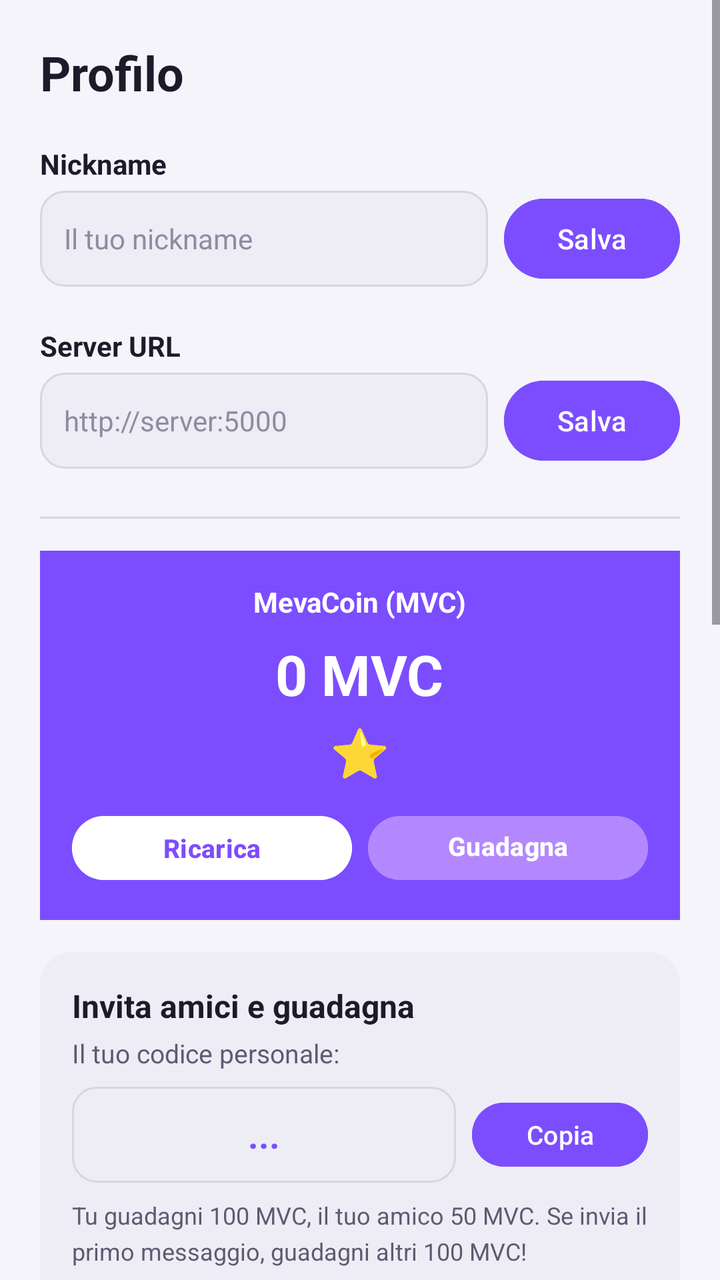
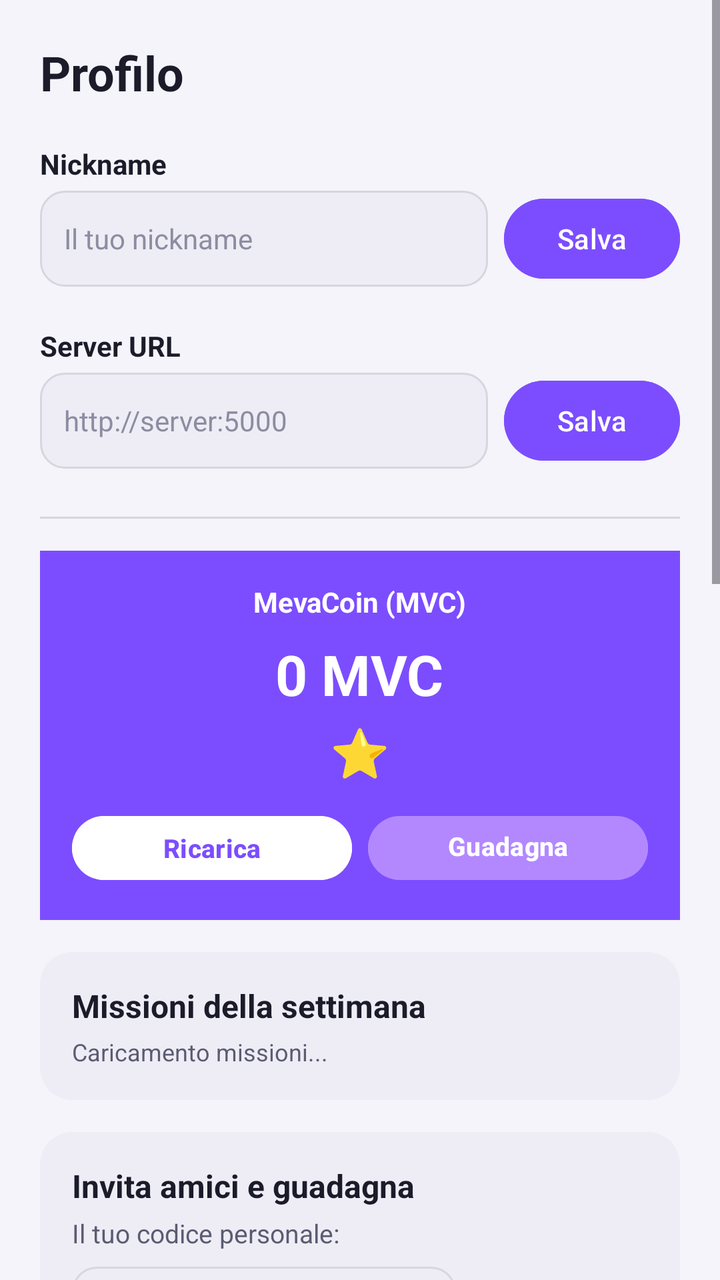

Two renders of the same Android screen: before a commit and after it. Below are the layout's source before the change and the commit's diff.
<!-- AndroidManifest.xml: application theme AppTheme -->
<!-- res/layout/fragment_profile.xml -->
<?xml version="1.0" encoding="utf-8"?>
<ScrollView xmlns:android="http://schemas.android.com/apk/res/android"
    android:layout_width="match_parent"
    android:layout_height="match_parent"
    android:background="@color/background"
    android:fillViewport="true">

    <LinearLayout
        android:layout_width="match_parent"
        android:layout_height="wrap_content"
        android:orientation="vertical"
        android:padding="20dp">

        <TextView
            android:layout_width="wrap_content"
            android:layout_height="wrap_content"
            android:text="Profilo"
            android:textColor="@color/on_surface"
            android:textSize="24sp"
            android:textStyle="bold" />

        
        <TextView
            android:id="@+id/prof_preferiti_title"
            android:layout_width="wrap_content"
            android:layout_height="wrap_content"
            android:layout_marginTop="16dp"
            android:text="I tuoi Preferiti"
            android:textColor="@color/primary"
            android:textSize="16sp"
            android:textStyle="bold"
            android:visibility="gone" />

        <androidx.recyclerview.widget.RecyclerView
            android:id="@+id/prof_preferiti_recycler"
            android:layout_width="match_parent"
            android:layout_height="wrap_content"
            android:layout_marginTop="4dp"
            android:clipToPadding="false"
            android:nestedScrollingEnabled="false"
            android:orientation="horizontal"
            android:paddingHorizontal="4dp"
            android:paddingBottom="4dp"
            android:visibility="gone" />

        
        <TextView
            android:id="@+id/prof_perte_title"
            android:layout_width="wrap_content"
            android:layout_height="wrap_content"
            android:layout_marginTop="12dp"
            android:text="Per Te"
            android:textColor="@color/primary"
            android:textSize="16sp"
            android:textStyle="bold"
            android:visibility="gone" />

        <androidx.recyclerview.widget.RecyclerView
            android:id="@+id/prof_perte_recycler"
            android:layout_width="match_parent"
            android:layout_height="wrap_content"
            android:layout_marginTop="4dp"
            android:clipToPadding="false"
            android:nestedScrollingEnabled="false"
            android:orientation="horizontal"
            android:paddingHorizontal="4dp"
            android:paddingBottom="4dp"
            android:visibility="gone" />

        
        <TextView
            android:layout_width="wrap_content"
            android:layout_height="wrap_content"
            android:layout_marginTop="20dp"
            android:text="Nickname"
            android:textColor="@color/on_surface"
            android:textSize="14sp"
            android:textStyle="bold" />

        <LinearLayout
            android:layout_width="match_parent"
            android:layout_height="wrap_content"
            android:layout_marginTop="4dp"
            android:orientation="horizontal">

            <com.google.android.material.textfield.TextInputEditText
                android:id="@+id/field_nickname"
                android:layout_width="0dp"
                android:layout_height="48dp"
                android:layout_weight="1"
                android:background="@drawable/edittext_bg"
                android:hint="Il tuo nickname"
                android:padding="12dp"
                android:textColor="@color/on_surface"
                android:textColorHint="@color/on_surface_dim"
                android:textSize="14sp" />

            <com.google.android.material.button.MaterialButton
                android:id="@+id/btn_save_nickname"
                android:layout_width="wrap_content"
                android:layout_height="48dp"
                android:layout_marginStart="8dp"
                android:backgroundTint="@color/primary"
                android:text="Salva"
                android:textColor="@color/on_primary"
                android:textSize="14sp" />

        </LinearLayout>

        <TextView
            android:id="@+id/nickname_status"
            android:layout_width="wrap_content"
            android:layout_height="wrap_content"
            android:layout_marginTop="4dp"
            android:textColor="@color/on_surface_variant"
            android:textSize="12sp"
            android:visibility="gone" />

        
        <TextView
            android:layout_width="wrap_content"
            android:layout_height="wrap_content"
            android:layout_marginTop="20dp"
            android:text="Server URL"
            android:textColor="@color/on_surface"
            android:textSize="14sp"
            android:textStyle="bold" />

        <LinearLayout
            android:layout_width="match_parent"
            android:layout_height="wrap_content"
            android:layout_marginTop="4dp"
            android:orientation="horizontal">

            <com.google.android.material.textfield.TextInputEditText
                android:id="@+id/field_server_url"
                android:layout_width="0dp"
                android:layout_height="48dp"
                android:layout_weight="1"
                android:background="@drawable/edittext_bg"
                android:hint="http://server:5000"
                android:inputType="textUri"
                android:padding="12dp"
                android:textColor="@color/on_surface"
                android:textColorHint="@color/on_surface_dim"
                android:textSize="14sp" />

            <com.google.android.material.button.MaterialButton
                android:id="@+id/btn_save_server"
                android:layout_width="wrap_content"
                android:layout_height="48dp"
                android:layout_marginStart="8dp"
                android:backgroundTint="@color/primary"
                android:text="Salva"
                android:textColor="@color/on_primary"
                android:textSize="14sp" />

        </LinearLayout>

        <TextView
            android:id="@+id/server_status"
            android:layout_width="wrap_content"
            android:layout_height="wrap_content"
            android:layout_marginTop="4dp"
            android:textColor="@color/on_surface_variant"
            android:textSize="12sp"
            android:visibility="gone" />

        <View
            android:layout_width="match_parent"
            android:layout_height="1dp"
            android:layout_marginTop="24dp"
            android:background="@color/outline" />

        
        <LinearLayout
            android:layout_width="match_parent"
            android:layout_height="wrap_content"
            android:layout_marginTop="16dp"
            android:orientation="vertical"
            android:padding="16dp"
            android:background="@color/primary"
            android:gravity="center_horizontal">

            <TextView
                android:layout_width="wrap_content"
                android:layout_height="wrap_content"
                android:text="MevaCoin (MVC)"
                android:textColor="@color/on_primary"
                android:textSize="14sp"
                android:textStyle="bold" />

            <TextView
                android:id="@+id/mevacoins_balance_text"
                android:layout_width="wrap_content"
                android:layout_height="wrap_content"
                android:layout_marginTop="8dp"
                android:text="0 MVC"
                android:textColor="@color/on_primary"
                android:textSize="28sp"
                android:textStyle="bold" />

            <TextView
                android:layout_width="wrap_content"
                android:layout_height="wrap_content"
                android:text="⭐"
                android:textSize="24sp"
                android:layout_marginTop="4dp" />

            <LinearLayout
                android:layout_width="match_parent"
                android:layout_height="wrap_content"
                android:layout_marginTop="12dp"
                android:orientation="horizontal"
                android:gravity="center">

                <com.google.android.material.button.MaterialButton
                    android:id="@+id/btn_ricarica"
                    android:layout_width="0dp"
                    android:layout_height="40dp"
                    android:layout_weight="1"
                    android:layout_marginEnd="4dp"
                    android:backgroundTint="@color/on_primary"
                    android:text="Ricarica"
                    android:textColor="@color/primary"
                    android:textSize="13sp"
                    android:textStyle="bold" />

                <com.google.android.material.button.MaterialButton
                    android:id="@+id/btn_guadagna"
                    android:layout_width="0dp"
                    android:layout_height="40dp"
                    android:layout_weight="1"
                    android:layout_marginStart="4dp"
                    android:backgroundTint="@color/primary_light"
                    android:text="Guadagna MVC"
                    android:textColor="@color/on_primary"
                    android:textSize="13sp"
                    android:textStyle="bold" />

            </LinearLayout>

        </LinearLayout>

        
        <LinearLayout
            android:layout_width="match_parent"
            android:layout_height="wrap_content"
            android:layout_marginTop="16dp"
            android:orientation="vertical"
            android:padding="16dp"
            android:background="@drawable/card_bg">

            <TextView
                android:layout_width="wrap_content"
                android:layout_height="wrap_content"
                android:text="Invita amici e guadagna"
                android:textColor="@color/on_surface"
                android:textSize="16sp"
                android:textStyle="bold" />

            <TextView
                android:layout_width="wrap_content"
                android:layout_height="wrap_content"
                android:layout_marginTop="4dp"
                android:text="Il tuo codice personale:"
                android:textColor="@color/on_surface_variant"
                android:textSize="13sp" />

            <LinearLayout
                android:layout_width="match_parent"
                android:layout_height="wrap_content"
                android:layout_marginTop="8dp"
                android:orientation="horizontal"
                android:gravity="center_vertical">

                <TextView
                    android:id="@+id/referral_code_text"
                    android:layout_width="0dp"
                    android:layout_height="48dp"
                    android:layout_weight="1"
                    android:gravity="center"
                    android:background="@drawable/edittext_bg"
                    android:text="..."
                    android:textColor="@color/primary"
                    android:textSize="18sp"
                    android:textStyle="bold" />

                <com.google.android.material.button.MaterialButton
                    android:id="@+id/btn_copy_referral"
                    android:layout_width="wrap_content"
                    android:layout_height="40dp"
                    android:layout_marginStart="8dp"
                    android:backgroundTint="@color/primary"
                    android:text="Copia"
                    android:textColor="@color/on_primary"
                    android:textSize="13sp" />

            </LinearLayout>

            <TextView
                android:layout_width="wrap_content"
                android:layout_height="wrap_content"
                android:layout_marginTop="8dp"
                android:text="Tu guadagni 100 MVC, il tuo amico 50 MVC. Se invia il primo messaggio, guadagni altri 100 MVC!"
                android:textColor="@color/on_surface_variant"
                android:textSize="12sp"
                android:lineSpacingExtra="4dp" />

            <com.google.android.material.button.MaterialButton
                android:id="@+id/btn_share_referral"
                android:layout_width="match_parent"
                android:layout_height="44dp"
                android:layout_marginTop="12dp"
                android:backgroundTint="@color/primary"
                android:text="Invita amici"
                android:textColor="@color/on_primary"
                android:textSize="14sp"
                android:textStyle="bold" />

        </LinearLayout>

        
        <LinearLayout
            android:layout_width="match_parent"
            android:layout_height="wrap_content"
            android:layout_marginTop="12dp"
            android:orientation="vertical"
            android:padding="16dp"
            android:background="@drawable/card_bg">

            <TextView
                android:layout_width="wrap_content"
                android:layout_height="wrap_content"
                android:text="Condividi sui social"
                android:textColor="@color/on_surface"
                android:textSize="16sp"
                android:textStyle="bold" />

            <TextView
                android:layout_width="wrap_content"
                android:layout_height="wrap_content"
                android:layout_marginTop="4dp"
                android:text="Condividi l'app e guadagna 30 MVC per ogni condivisione (max 3 al giorno)"
                android:textColor="@color/on_surface_variant"
                android:textSize="13sp"
                android:lineSpacingExtra="4dp" />

            <TextView
                android:id="@+id/share_status_text"
                android:layout_width="wrap_content"
                android:layout_height="wrap_content"
                android:layout_marginTop="4dp"
                android:textColor="@color/status_connected"
                android:textSize="12sp"
                android:visibility="gone" />

            <com.google.android.material.button.MaterialButton
                android:id="@+id/btn_social_share"
                android:layout_width="match_parent"
                android:layout_height="44dp"
                android:layout_marginTop="12dp"
                android:backgroundTint="@color/primary_light"
                android:text="Condividi e guadagna 30 MVC"
                android:textColor="@color/on_primary"
                android:textSize="14sp"
                android:textStyle="bold" />

        </LinearLayout>

        
        <TextView
            android:layout_width="wrap_content"
            android:layout_height="wrap_content"
            android:layout_marginTop="20dp"
            android:text="Le tue preferenze"
            android:textColor="@color/on_surface"
            android:textSize="18sp"
            android:textStyle="bold" />

        <TextView
            android:layout_width="wrap_content"
            android:layout_height="wrap_content"
            android:layout_marginTop="4dp"
            android:text="Modifica i tuoi interessi per ricevere suggerimenti migliori"
            android:textColor="@color/on_surface_variant"
            android:textSize="13sp"
            android:lineSpacingExtra="4dp" />

        <com.google.android.material.button.MaterialButton
            android:id="@+id/btn_edit_preferences"
            android:layout_width="match_parent"
            android:layout_height="48dp"
            android:layout_marginTop="12dp"
            android:backgroundTint="@color/primary"
            android:text="Modifica preferenze"
            android:textColor="@color/on_primary"
            android:textSize="14sp"
            android:textStyle="bold" />

        <View
            android:layout_width="match_parent"
            android:layout_height="1dp"
            android:layout_marginTop="24dp"
            android:background="@color/outline" />

        
        <TextView
            android:layout_width="wrap_content"
            android:layout_height="wrap_content"
            android:layout_marginTop="16dp"
            android:text="Memoria AI"
            android:textColor="@color/on_surface"
            android:textSize="18sp"
            android:textStyle="bold" />

        <TextView
            android:layout_width="wrap_content"
            android:layout_height="wrap_content"
            android:layout_marginTop="4dp"
            android:text="I personaggi ricordano le tue conversazioni. Puoi resettare la memoria in qualsiasi momento."
            android:textColor="@color/on_surface_variant"
            android:textSize="13sp"
            android:lineSpacingExtra="4dp" />

        <com.google.android.material.button.MaterialButton
            android:id="@+id/btn_reset_all"
            android:layout_width="match_parent"
            android:layout_height="48dp"
            android:layout_marginTop="12dp"
            android:backgroundTint="@color/error_container"
            android:text="Resetta tutta la cronologia"
            android:textColor="@color/error"
            android:textSize="14sp"
            android:textStyle="bold" />

        <TextView
            android:id="@+id/reset_status"
            android:layout_width="match_parent"
            android:layout_height="wrap_content"
            android:layout_marginTop="8dp"
            android:gravity="center"
            android:textColor="@color/on_surface_variant"
            android:textSize="14sp"
            android:visibility="gone" />

        <com.google.android.material.button.MaterialButton
            android:id="@+id/btn_delete_account"
            android:layout_width="match_parent"
            android:layout_height="48dp"
            android:layout_marginTop="16dp"
            android:backgroundTint="@color/error"
            android:text="Elimina account"
            android:textColor="@android:color/white"
            android:textSize="14sp"
            android:textStyle="bold" />

        <TextView
            android:id="@+id/delete_account_status"
            android:layout_width="match_parent"
            android:layout_height="wrap_content"
            android:layout_marginTop="8dp"
            android:gravity="center"
            android:textColor="@color/on_surface_variant"
            android:textSize="14sp"
            android:visibility="gone" />

        
        <View
            android:id="@+id/admin_divider"
            android:layout_width="match_parent"
            android:layout_height="1dp"
            android:layout_marginTop="24dp"
            android:background="@color/outline"
            android:visibility="gone" />

        <LinearLayout
            android:id="@+id/admin_section"
            android:layout_width="match_parent"
            android:layout_height="wrap_content"
            android:layout_marginTop="16dp"
            android:orientation="vertical"
            android:visibility="gone">

            <TextView
                android:layout_width="wrap_content"
                android:layout_height="wrap_content"
                android:text="Amministrazione"
                android:textColor="@color/on_surface"
                android:textSize="18sp"
                android:textStyle="bold" />

            <TextView
                android:layout_width="wrap_content"
                android:layout_height="wrap_content"
                android:layout_marginTop="4dp"
                android:text="Gestisci l'importazione dei personaggi e il database"
                android:textColor="@color/on_surface_variant"
                android:textSize="13sp"
                android:lineSpacingExtra="4dp" />

            <com.google.android.material.button.MaterialButton
                android:id="@+id/btn_import_manage"
                android:layout_width="match_parent"
                android:layout_height="48dp"
                android:layout_marginTop="12dp"
                android:backgroundTint="@color/primary"
                android:text="Gestisci Importazione"
                android:textColor="@color/on_primary"
                android:textSize="14sp"
                android:textStyle="bold" />

        </LinearLayout>

        <View
            android:layout_width="match_parent"
            android:layout_height="48dp" />

    </LinearLayout>

</ScrollView>
<!-- resources referenced by this layout -->
<resources>
  <color name="background">#F4F4FA</color>
  <color name="error">#D32F2F</color>
  <color name="error_container">#FFDAD6</color>
  <color name="on_primary">#FFFFFF</color>
  <color name="on_surface">#1B1B2A</color>
  <color name="on_surface_dim">#8C8CA2</color>
  <color name="on_surface_variant">#5B5B72</color>
  <color name="outline">#D7D6E0</color>
  <color name="primary">#7C4DFF</color>
  <color name="primary_light">#B388FF</color>
  <color name="status_connected">#2E7D32</color>
  <!-- drawable card_bg (drawable) -->
  <?xml version="1.0" encoding="utf-8"?>
  <shape xmlns:android="http://schemas.android.com/apk/res/android"
         android:shape="rectangle">
      <solid android:color="@color/surface_container"/>
      <corners android:radius="16dp"/>
      <padding android:left="16dp" android:top="16dp" android:right="16dp" android:bottom="16dp"/>
  </shape>
  <!-- drawable edittext_bg (drawable) -->
  <?xml version="1.0" encoding="utf-8"?>
  <shape xmlns:android="http://schemas.android.com/apk/res/android"
         android:shape="rectangle">
      <solid android:color="@color/surface_container"/>
      <corners android:radius="12dp"/>
      <stroke android:width="1dp" android:color="@color/outline"/>
  </shape>
  <style name="AppTheme" parent="Theme.Material3.DayNight.NoActionBar">
          <item name="colorPrimary">@color/primary</item>
          <item name="colorOnPrimary">@color/on_primary</item>
          <item name="colorPrimaryContainer">@color/primary_dark</item>
          <item name="colorOnPrimaryContainer">@color/on_primary</item>
          <item name="colorSecondary">@color/secondary</item>
          <item name="colorTertiary">@color/tertiary</item>
          <item name="colorSurface">@color/surface</item>
          <item name="colorOnSurface">@color/on_surface</item>
          <item name="colorSurfaceVariant">@color/surface_variant</item>
          <item name="colorOnSurfaceVariant">@color/on_surface_variant</item>
          <item name="colorSurfaceContainer">@color/surface_container</item>
          <item name="android:colorBackground">@color/background</item>
          <item name="android:windowBackground">@color/background</item>
          <item name="android:statusBarColor">@color/background_dark</item>
          <item name="android:navigationBarColor">@color/bottom_nav_bg</item>
          <item name="android:windowLightStatusBar">false</item>
          <item name="colorError">@color/error</item>
          <item name="colorOnError">@color/on_primary</item>
          <item name="colorErrorContainer">@color/error_container</item>
          <item name="colorOutline">@color/outline</item>
      </style>
  <color name="surface_container">#EEEDF5</color>
  <color name="primary_dark">#651FFF</color>
  <color name="secondary">#03DAC6</color>
  <color name="tertiary">#FF6E40</color>
  <color name="surface">#FFFFFF</color>
  <color name="surface_variant">#E3E1EC</color>
  <color name="background_dark">#E9E8F2</color>
  <color name="bottom_nav_bg">#FFFFFF</color>
</resources>

<!-- the commit's change to res/layout/fragment_profile.xml (unified diff, before → after) -->
@@ -244,6 +244,35 @@
 
         
         <LinearLayout
+            android:id="@+id/mission_container"
+            android:layout_width="match_parent"
+            android:layout_height="wrap_content"
+            android:layout_marginTop="16dp"
+            android:orientation="vertical"
+            android:padding="16dp"
+            android:background="@drawable/card_bg">
+
+            <TextView
+                android:layout_width="wrap_content"
+                android:layout_height="wrap_content"
+                android:text="Missioni della settimana"
+                android:textColor="@color/on_surface"
+                android:textSize="16sp"
+                android:textStyle="bold" />
+
+            <TextView
+                android:id="@+id/mission_summary"
+                android:layout_width="wrap_content"
+                android:layout_height="wrap_content"
+                android:layout_marginTop="4dp"
+                android:text="Caricamento missioni..."
+                android:textColor="@color/on_surface_variant"
+                android:textSize="12sp" />
+
+        </LinearLayout>
+
+        
+        <LinearLayout
             android:layout_width="match_parent"
             android:layout_height="wrap_content"
             android:layout_marginTop="16dp"
